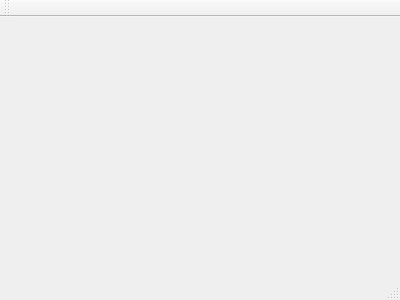
Old version of the form mainwindow.ui in the repository borisRobson/fisheye-dewarp.
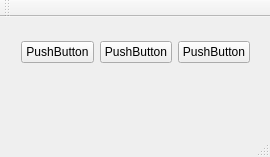
New version of the form.

Commit message: working on multiselect rect

What changed in the file:
```diff
--- a/mainwindow.ui
+++ b/mainwindow.ui
@@ -1,24 +1,73 @@
 <ui version="4.0">
  <class>MainWindow</class>
- <widget class="QMainWindow" name="MainWindow" >
-  <property name="geometry" >
+ <widget class="QMainWindow" name="MainWindow">
+  <property name="geometry">
    <rect>
     <x>0</x>
     <y>0</y>
-    <width>400</width>
-    <height>300</height>
+    <width>270</width>
+    <height>157</height>
    </rect>
   </property>
   <property name="windowTitle" >
    <string>MainWindow</string>
   </property>
-  <widget class="QMenuBar" name="menuBar" />
-  <widget class="QToolBar" name="mainToolBar" />
-  <widget class="QWidget" name="centralWidget" />
-  <widget class="QStatusBar" name="statusBar" />
+  <widget class="QWidget" name="centralWidget">
+   <widget class="QWidget" name="horizontalLayoutWidget">
+    <property name="geometry">
+     <rect>
+      <x>10</x>
+      <y>10</y>
+      <width>251</width>
+      <height>51</height>
+     </rect>
+    </property>
+    <layout class="QHBoxLayout" name="horizontalLayout">
+     <item>
+      <widget class="QPushButton" name="pushButton_3">
+       <property name="text">
+        <string>PushButton</string>
+       </property>
+      </widget>
+     </item>
+     <item>
+      <widget class="QPushButton" name="pushButton_2">
+       <property name="text">
+        <string>PushButton</string>
+       </property>
+      </widget>
+     </item>
+     <item>
+      <widget class="QPushButton" name="pushButton">
+       <property name="text">
+        <string>PushButton</string>
+       </property>
+      </widget>
+     </item>
+    </layout>
+   </widget>
+  </widget>
+  <widget class="QMenuBar" name="menuBar">
+   <property name="geometry">
+    <rect>
+     <x>0</x>
+     <y>0</y>
+     <width>270</width>
+     <height>25</height>
+    </rect>
+   </property>
+  </widget>
+  <widget class="QToolBar" name="mainToolBar">
+   <attribute name="toolBarArea">
+    <enum>TopToolBarArea</enum>
+   </attribute>
+   <attribute name="toolBarBreak">
+    <bool>false</bool>
+   </attribute>
+  </widget>
+  <widget class="QStatusBar" name="statusBar"/>
  </widget>
- <layoutDefault spacing="6" margin="11" />
- <pixmapfunction></pixmapfunction>
+ <layoutdefault spacing="6" margin="11"/>
  <resources/>
  <connections/>
 </ui>
```
Left out of the diff: 3 changed lines with no effect on the pictures. The commit also changes 27 other files.
